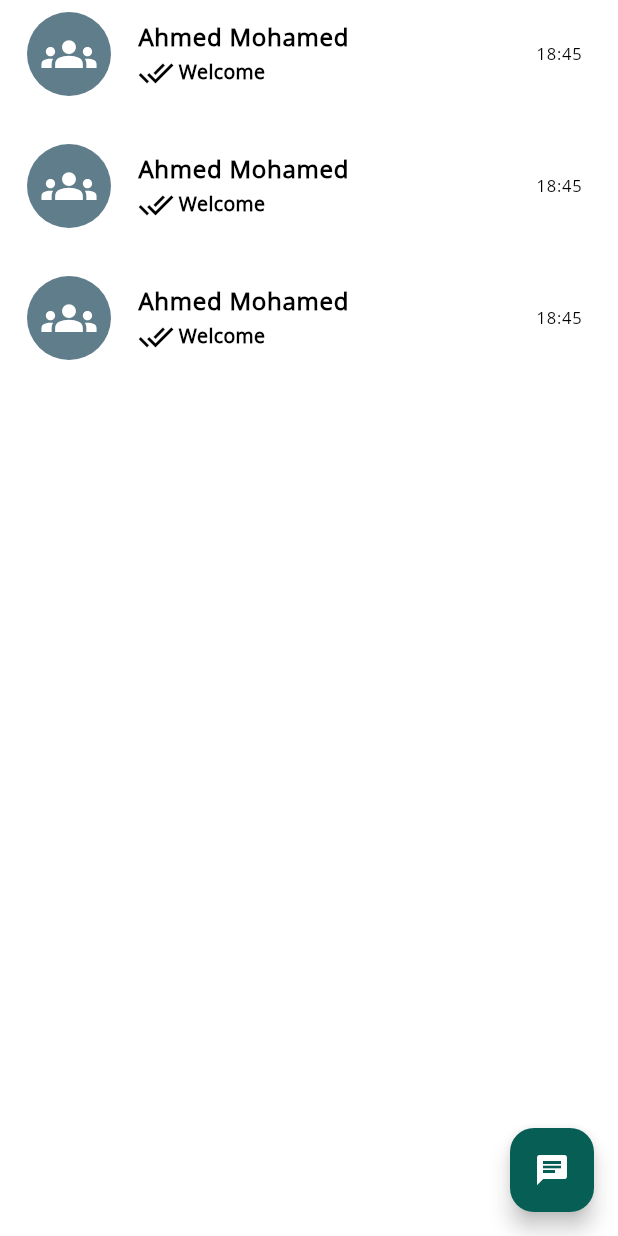
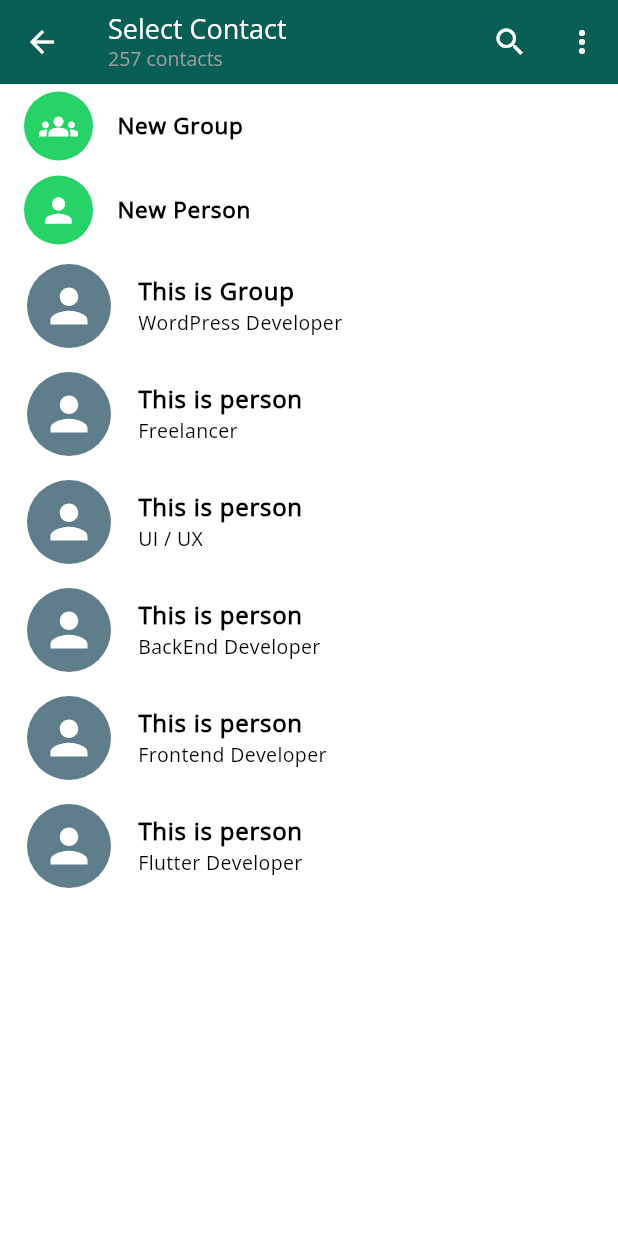
Before and after one commit to AhmedAlbay/whatsappclone, a Flutter app: the ChatPage screen opened directly, after a tap on the "chat" icon, on a phone screen of 412 x 824 dp. Run offline on Flutter 3.47's test engine with Material 3 defaults, Android fonts, the phone set to English and light mode, and no system bars; our stand-ins replace flutter_svg; missing offline and left inert: dart:ffi.

```diff
--- /dev/null
+++ b/lib/Screens/select_contact.dart
@@ -0,0 +1,139 @@
+import 'package:flutter/material.dart';
+import 'package:whatsappclone/customCard/button_card.dart';
+import 'package:whatsappclone/customCard/contact_card.dart';
+
+import '../model/chat_model.dart';
+
+class SelectContact extends StatefulWidget {
+  const SelectContact({super.key});
+
+  @override
+  State<SelectContact> createState() => _SelectContactState();
+}
+
+class _SelectContactState extends State<SelectContact> {
+  List<ChatModel> chatModel = [
+    ChatModel(
+      "Hello",
+      "groups.svg",
+      true,
+      "This is Group",
+      "10:09",
+      "WordPress Developer",
+    ),
+    ChatModel(
+      "World",
+      "person.svg",
+      false,
+      "This is person",
+      "9:09",
+      "Freelancer",
+    ),
+    ChatModel(
+      "Ahmed",
+      "person.svg",
+      false,
+      "This is person",
+      "3:09",
+      "UI / UX",
+    ),
+    ChatModel(
+      "Mohamed",
+      "person.svg",
+      false,
+      "This is person",
+      "9:09",
+      "BackEnd Developer",
+    ),
+    ChatModel(
+      "Ahmed",
+      "person.svg",
+      false,
+      "This is person",
+      "9:09",
+      "Frontend Developer",
+    ),
+    ChatModel(
+      "Albay",
+      "person.svg",
+      false,
+      "This is person",
+      "9:09",
+      "Flutter Developer",
+    ),
+  ];
+
+  @override
+  Widget build(BuildContext context) {
+    return Scaffold(
+      appBar: AppBar(
+        title: const Column(
+          crossAxisAlignment: CrossAxisAlignment.start,
+          mainAxisAlignment: MainAxisAlignment.start,
+          children: [
+            Text(
+              "Select Contact",
+              style: TextStyle(fontSize: 18),
+            ),
+            Text(
+              "257 contacts",
+              style: TextStyle(fontSize: 13, color: Colors.grey),
+            )
+          ],
+        ),
+        actions: [
+          IconButton(
+            onPressed: () {},
+            icon: const Icon(Icons.search),
+          ),
+          PopupMenuButton<String>(
+            onSelected: (value) {
+              print(value);
+            },
+            itemBuilder: (BuildContext context) {
+              return const [
+                PopupMenuItem(
+                  value: "View Contact",
+                  child: Text("View Contact"),
+                ),
+                PopupMenuItem(
+                  value: "Media, Links, and Docs",
+                  child: Text("Media, Links, and Docs"),
+                ),
+                PopupMenuItem(
+                  value: "WhatsApp Web",
+                  child: Text("WhatsApp Web"),
+                ),
+                PopupMenuItem(
+                  value: "Search",
+                  child: Text("Search"),
+                ),
+                PopupMenuItem(
+                  value: "Mute Notifications",
+                  child: Text("Mute Notifications"),
+                ),
+                PopupMenuItem(
+                  value: "Wallpaper",
+                  child: Text("Wallpaper"),
+                ),
+              ];
+            },
+          ),
+        ],
+      ),
+      body: ListView.builder(
+        itemCount: chatModel.length + 2,
+        itemBuilder: (context, index) {
+          if (index == 0) {
+            return ButtonCard(icon: Icons.groups, name: "New Group");
+          } else if (index == 1) {
+            return ButtonCard(icon: Icons.person, name: "New Person");
+          } else {
+            // Adjusted index to correctly reference chatModel items
+            return ContactCard(contact: chatModel[index - 2]);
+          }
+        },
+      ),
+    );
+  }
+}
--- /dev/null
+++ b/lib/customCard/button_card.dart
@@ -0,0 +1,28 @@
+import 'package:flutter/material.dart';
+
+class ButtonCard extends StatelessWidget {
+  const ButtonCard({super.key, required this.icon, required this.name});
+ final IconData icon ;
+ final String name ;
+  @override
+  Widget build(BuildContext context) {
+   return ListTile(
+      leading: CircleAvatar(
+        radius: 23,
+        child: Icon(
+          icon,
+          size: 26,
+          color: Colors.white,
+        ),
+        backgroundColor: Color(0xFF25D366),
+      ),
+      title: Text(
+        name,
+        style: TextStyle(
+          fontSize: 15,
+          fontWeight: FontWeight.bold,
+        ),
+      ),
+    );
+  }
+}
--- /dev/null
+++ b/lib/customCard/contact_card.dart
@@ -0,0 +1,38 @@
+import 'package:flutter/material.dart';
+import 'package:flutter_svg/flutter_svg.dart';
+import 'package:whatsappclone/model/chat_model.dart';
+
+class ContactCard extends StatefulWidget {
+  const ContactCard({super.key, required this.contact});
+ final ChatModel contact ;
+  @override
+  State<ContactCard> createState() => _ContactCardState();
+}
+
+class _ContactCardState extends State<ContactCard> {
+  @override
+  Widget build(BuildContext context) {
+    return     ListTile(
+            leading: CircleAvatar(
+              radius: 30,
+              child: SvgPicture.asset(
+               "assets/images/person.svg",
+                height: 37,
+                width: 37,
+                color: Colors.white,
+              ),
+              backgroundColor: Colors.blueGrey,
+            ),
+
+            title:  Text(
+               widget.contact.name,
+              style: TextStyle(fontSize: 16, fontWeight: FontWeight.bold),
+            ),
+            subtitle:  Text(
+                widget.contact.status,
+              style: TextStyle(fontSize: 13,),
+            ),
+          );
+
+  }
+}
--- a/lib/customCard/custom_card.dart
+++ b/lib/customCard/custom_card.dart
@@ -1,56 +1,63 @@
 import 'package:flutter/material.dart';
 import 'package:flutter_svg/flutter_svg.dart';
+import 'package:whatsappclone/Screens/individual_page.dart';
+import 'package:whatsappclone/model/chat_model.dart';
 
 class CustomCard extends StatefulWidget {
-  const CustomCard({super.key});
-
+  const CustomCard({super.key, required this.chatModel});
+ final ChatModel chatModel;
   @override
   State<CustomCard> createState() => _CustomCardState();
 }
 
 class _CustomCardState extends State<CustomCard> {
+
   @override
   Widget build(BuildContext context) {
     return InkWell(
-      onTap: () {},
+      onTap: () {
+      Navigator.push(context, MaterialPageRoute(builder: (context)=>IndividualPage(chatModel: widget.chatModel,)));
+      },
       child: Column(
         children: [
           ListTile(
             leading: CircleAvatar(
               radius: 30,
               child: SvgPicture.asset(
-                'assets/images/groups.svg',
+               widget.chatModel.isGroup ? "assets/images/groups.svg" :"assets/images/person.svg",
                 height: 37,
                 width: 37,
                 color: Colors.white,
               ),
               backgroundColor: Colors.blueGrey,
             ),
-            trailing: Text("18:45"),
-            title: Text(
-              "Ahmed Mohamed",
+            trailing:  Text(  widget.chatModel.time),
+            title:  Text(
+               widget.chatModel.name,
               style: TextStyle(fontSize: 16, fontWeight: FontWeight.bold),
             ),
-            subtitle: Row(
+            subtitle:  Row(
               children: [
                 Icon(Icons.done_all),
                 SizedBox(
                   width: 3,
                 ),
                 Text(
-                  "Welcome",
+                    widget.chatModel.currentMessge,
                   style: TextStyle(fontSize: 13, fontWeight: FontWeight.bold),
                 ),
               ],
             ),
           ),
-          Padding(
-            padding: const EdgeInsets.only(
+          const Padding(
+            padding: EdgeInsets.only(
               left: 20,
               right: 20,
             ),
             child: Divider(
+              color: Colors.grey,
               thickness: 1,
+
             ),
           )
         ],
--- a/lib/main.dart
+++ b/lib/main.dart
@@ -20,6 +20,7 @@ class MyApp extends StatelessWidget {
           primary: const Color(0xFF075E54), // Your custom primary color
           secondary: Colors.white, // Secondary color
         ),
+
         scaffoldBackgroundColor: Colors.white, // Set background color
         floatingActionButtonTheme: const FloatingActionButtonThemeData(
           backgroundColor: Color(0xFF075E54), // Ensure FAB uses primary color
--- /dev/null
+++ b/lib/model/chat_model.dart
@@ -0,0 +1,16 @@
+class ChatModel {
+  String name;
+  String currentMessge;
+  String icon;
+  String time;
+  bool isGroup;
+String status ;
+  ChatModel(
+    this.currentMessge,
+    this.icon,
+    this.isGroup,
+    this.name,
+    this.time,
+    this.status,
+  );
+}
--- a/lib/pages/chat_screen.dart
+++ b/lib/pages/chat_screen.dart
@@ -1,5 +1,8 @@
 import 'package:flutter/material.dart';
 import 'package:whatsappclone/customCard/custom_card.dart';
+import 'package:whatsappclone/model/chat_model.dart';
+
+import '../Screens/select_contact.dart';
 
 class ChatPage extends StatefulWidget {
   const ChatPage({super.key});
@@ -9,19 +12,68 @@ class ChatPage extends StatefulWidget {
 }
 
 class _ChatPageState extends State<ChatPage> {
+
+  List<ChatModel> chats = [
+    ChatModel(
+      "Hello",
+      "groups.svg",
+      true,
+      "This is Group",
+      "10:09", "done",
+    ),
+    ChatModel(
+      "World",
+      "person.svg",
+      false,
+      "This is person",
+      "9:09", "done",
+    ),
+    ChatModel(
+      "Ahmed",
+      "person.svg",
+      false,
+      "This is person",
+      "3:09", "done",
+    ),
+    ChatModel(
+      "Mohamed",
+      "person.svg",
+      false,
+      "This is person",
+      "9:09",
+      "done",
+    ),
+    ChatModel(
+      "Ahmed",
+      "person.svg",
+      false,
+      "This is person",
+      "9:09", "done",
+    ),
+    ChatModel(
+      "Albay",
+      "person.svg",
+      false,
+      "This is person",
+      "9:09", "done",
+    ),
+  ];
   @override
   Widget build(BuildContext context) {
     return Scaffold(
       floatingActionButton: FloatingActionButton(
-        onPressed: () {},
+        onPressed: () {
+          Navigator.push(
+              context,
+              MaterialPageRoute(
+                builder: (context) => const SelectContact()
+              ));
+        },
         child: const Icon(Icons.chat),
       ),
-      body: ListView(
-        children: [
-          const CustomCard(),
-          const CustomCard(),
-          const CustomCard(),
-        ],
+      body: ListView.builder(
+        itemCount: chats.length,
+        itemBuilder: (context, index) => CustomCard(chatModel: chats[index]),
       ),
     );
   }
```
Also changed, not shown: lib/Screens/individual_page.dart (added, +308 -0 lines), pubspec.yaml (+3 -6 lines), pubspec.lock, 5 other files.
